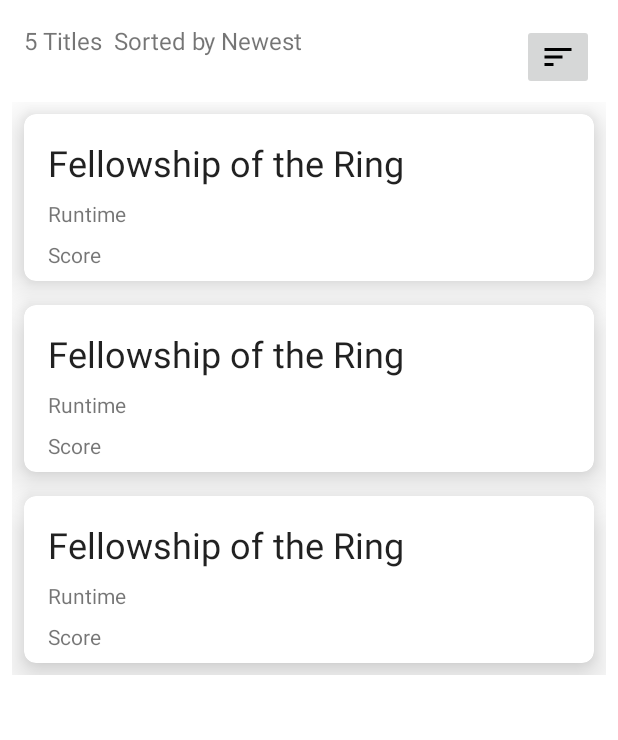
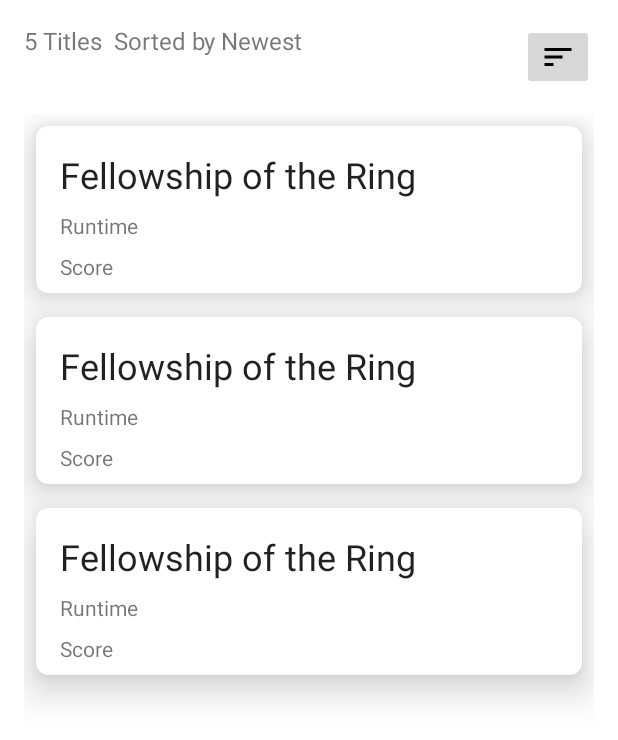
Before and after one commit to katarina-ziv/LOTR-App, an Android app: the layout fragment_movies.xml on its own in the app's theme, with its tools: preview values and no code run, on a phone screen of 412 x 824 dp. Shown: the top 740 px of the screen. Run offline under Robolectric (Android 15) with nearby library versions, the phone set to English and light mode, and no system bars.

Commit message:
Created MoviesAdapter.kt, added code for MoviesFragment.kt and Repository.kt

```diff
--- a/app/src/main/java/com/example/lotrapp/serviceLayer/Repository.kt
+++ b/app/src/main/java/com/example/lotrapp/serviceLayer/Repository.kt
@@ -6,6 +6,6 @@
 
     suspend fun getBooks(page: Int) = RetrofitInstance.api.getBooks(page)
 
-    suspend fun getMovies(token : String) = RetrofitInstance.api.getMovies(token)
+    suspend fun getMovies() = RetrofitInstance.api.getMovies()
 
 }
--- a/app/src/main/java/com/example/lotrapp/services/network/api/ApiService.kt
+++ b/app/src/main/java/com/example/lotrapp/services/network/api/ApiService.kt
@@ -16,6 +16,7 @@
         @Query("page") page : Int
     ): Response<BaseResponse<Book>>
 
+
     @GET("movie/")
     suspend fun getMovies(
         @Header("Authorization")
--- a/app/src/main/res/layout/fragment_movies.xml
+++ b/app/src/main/res/layout/fragment_movies.xml
@@ -46,16 +46,24 @@
     </LinearLayout>
 
     <androidx.recyclerview.widget.RecyclerView
-        android:layout_width="match_parent"
-        android:layout_height="wrap_content"
-        android:layout_margin="8dp"
+        android:id="@+id/moviesRv"
+        android:layout_width="0dp"
+        android:layout_height="0dp"
+        android:layout_margin="16dp"
         app:layout_constraintBottom_toBottomOf="parent"
         app:layout_constraintEnd_toEndOf="parent"
         app:layout_constraintStart_toStartOf="parent"
         app:layout_constraintTop_toBottomOf="@id/linearLayout"
-        app:layout_constraintVertical_bias="0.0"
-        tools:listitem="@layout/item_movie">
-
-    </androidx.recyclerview.widget.RecyclerView>
-
+        android:paddingBottom="?attr/actionBarSize"
+        tools:listitem="@layout/item_movie"/>
+    <ProgressBar
+        android:id="@+id/progressBar"
+        android:layout_width="wrap_content"
+        android:layout_height="wrap_content"
+        android:visibility="gone"
+        app:layout_constraintBottom_toBottomOf="parent"
+        app:layout_constraintEnd_toEndOf="parent"
+        app:layout_constraintTop_toTopOf="parent"
+        app:layout_constraintStart_toStartOf="parent"
+        />
 </androidx.constraintlayout.widget.ConstraintLayout>
```
Also changed, not shown: app/src/main/java/com/example/lotrapp/activities/MainViewModel.kt (+20 -0 lines), app/src/main/java/com/example/lotrapp/adapters/MoviesAdapter.kt (added, +52 -0 lines), app/src/main/java/com/example/lotrapp/components/movies/MoviesFragment.kt (+58 -9 lines).
